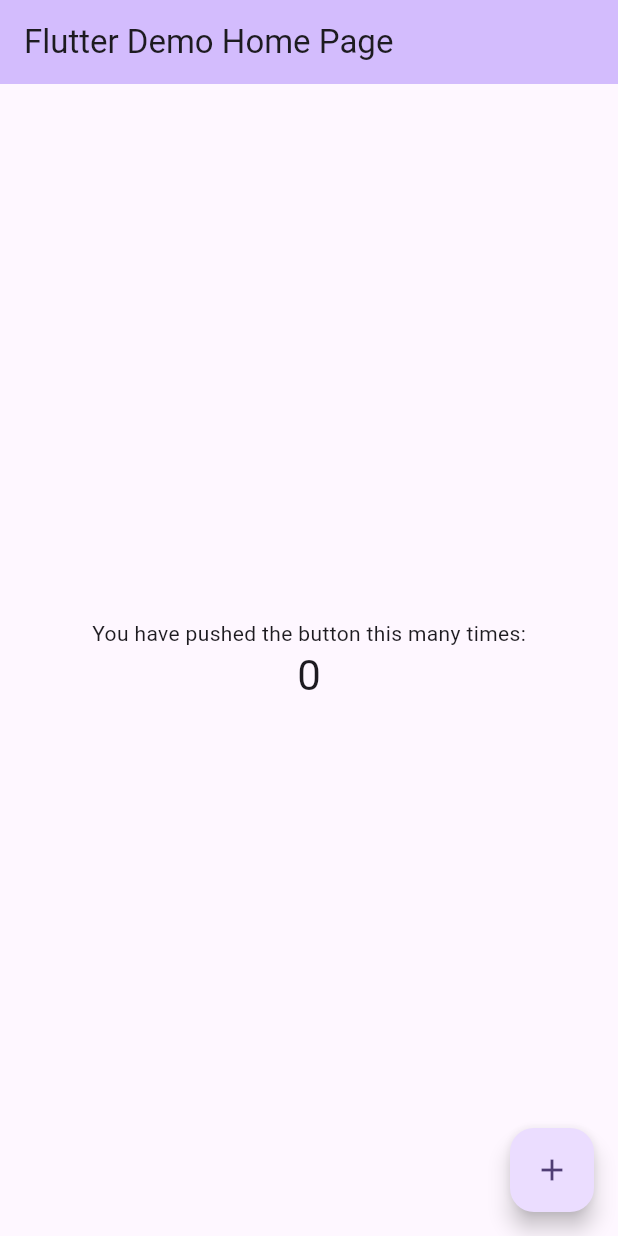
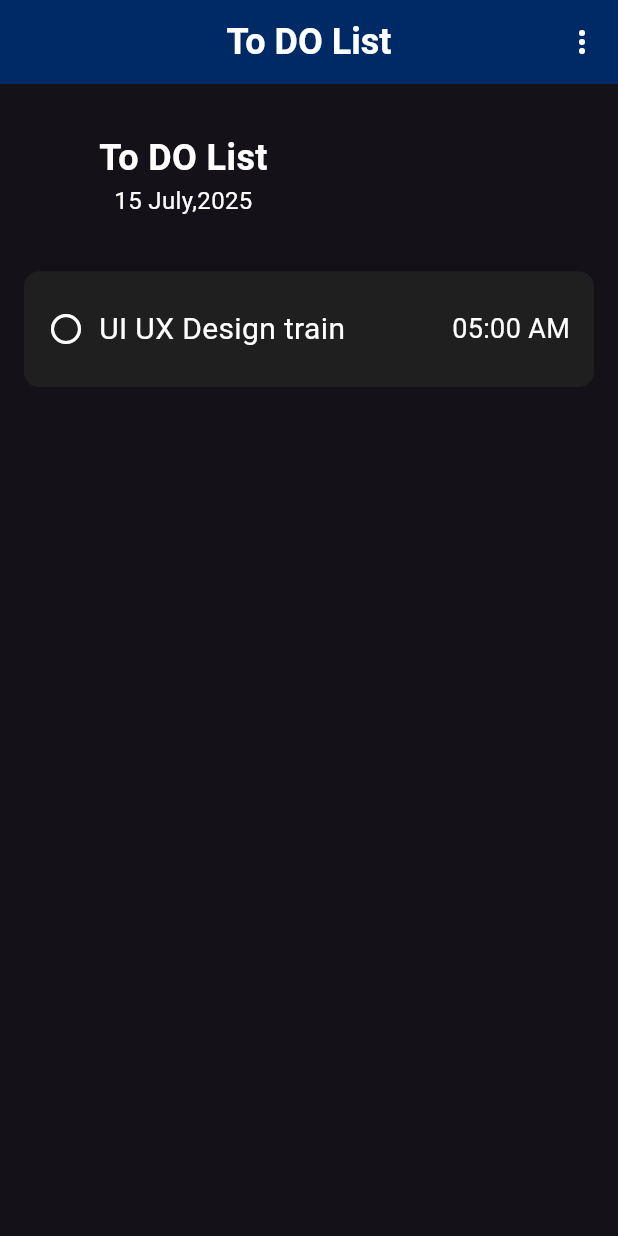
Before and after one commit to MoustafaAbdelrahimGaallouss/taskaty, a Flutter app: the screen it shows after launch, on a phone screen of 412 x 824 dp. Run offline on Flutter 3.47's test engine with Material 3 defaults, Android fonts, the phone set to English and light mode, and no system bars.

Commit message:
create uncomplete task item

```diff
--- a/lib/main.dart
+++ b/lib/main.dart
@@ -1,4 +1,5 @@
 import 'package:flutter/material.dart';
+import 'package:taskaty/view/home_view.dart';
 
 void main() {
   runApp(const MyApp());
@@ -11,112 +12,9 @@ class MyApp extends StatelessWidget {
   @override
   Widget build(BuildContext context) {
     return MaterialApp(
-      title: 'Flutter Demo',
-      theme: ThemeData(
-        // This is the theme of your application.
-        //
-        // TRY THIS: Try running your application with "flutter run". You'll see
-        // the application has a purple toolbar. Then, without quitting the app,
-        // try changing the seedColor in the colorScheme below to Colors.green
-        // and then invoke "hot reload" (save your changes or press the "hot
-        // reload" button in a Flutter-supported IDE, or press "r" if you used
-        // the command line to start the app).
-        //
-        // Notice that the counter didn't reset back to zero; the application
-        // state is not lost during the reload. To reset the state, use hot
-        // restart instead.
-        //
-        // This works for code too, not just values: Most code changes can be
-        // tested with just a hot reload.
-        colorScheme: ColorScheme.fromSeed(seedColor: Colors.deepPurple),
-      ),
-      home: const MyHomePage(title: 'Flutter Demo Home Page'),
+      debugShowCheckedModeBanner: false,
+      theme: ThemeData.dark(),
+      home: const HomeView(),
     );
   }
 }
-
-class MyHomePage extends StatefulWidget {
-  const MyHomePage({super.key, required this.title});
-
-  // This widget is the home page of your application. It is stateful, meaning
-  // that it has a State object (defined below) that contains fields that affect
-  // how it looks.
-
-  // This class is the configuration for the state. It holds the values (in this
-  // case the title) provided by the parent (in this case the App widget) and
-  // used by the build method of the State. Fields in a Widget subclass are
-  // always marked "final".
-
-  final String title;
-
-  @override
-  State<MyHomePage> createState() => _MyHomePageState();
-}
-
-class _MyHomePageState extends State<MyHomePage> {
-  int _counter = 0;
-
-  void _incrementCounter() {
-    setState(() {
-      // This call to setState tells the Flutter framework that something has
-      // changed in this State, which causes it to rerun the build method below
-      // so that the display can reflect the updated values. If we changed
-      // _counter without calling setState(), then the build method would not be
-      // called again, and so nothing would appear to happen.
-      _counter++;
-    });
-  }
-
-  @override
-  Widget build(BuildContext context) {
-    // This method is rerun every time setState is called, for instance as done
-    // by the _incrementCounter method above.
-    //
-    // The Flutter framework has been optimized to make rerunning build methods
-    // fast, so that you can just rebuild anything that needs updating rather
-    // than having to individually change instances of widgets.
-    return Scaffold(
-      appBar: AppBar(
-        // TRY THIS: Try changing the color here to a specific color (to
-        // Colors.amber, perhaps?) and trigger a hot reload to see the AppBar
-        // change color while the other colors stay the same.
-        backgroundColor: Theme.of(context).colorScheme.inversePrimary,
-        // Here we take the value from the MyHomePage object that was created by
-        // the App.build method, and use it to set our appbar title.
-        title: Text(widget.title),
-      ),
-      body: Center(
-        // Center is a layout widget. It takes a single child and positions it
-        // in the middle of the parent.
-        child: Column(
-          // Column is also a layout widget. It takes a list of children and
-          // arranges them vertically. By default, it sizes itself to fit its
-          // children horizontally, and tries to be as tall as its parent.
-          //
-          // Column has various properties to control how it sizes itself and
-          // how it positions its children. Here we use mainAxisAlignment to
-          // center the children vertically; the main axis here is the vertical
-          // axis because Columns are vertical (the cross axis would be
-          // horizontal).
-          //
-          // TRY THIS: Invoke "debug painting" (choose the "Toggle Debug Paint"
-          // action in the IDE, or press "p" in the console), to see the
-          // wireframe for each widget.
-          mainAxisAlignment: MainAxisAlignment.center,
-          children: <Widget>[
-            const Text('You have pushed the button this many times:'),
-            Text(
-              '$_counter',
-              style: Theme.of(context).textTheme.headlineMedium,
-            ),
-          ],
-        ),
-      ),
-      floatingActionButton: FloatingActionButton(
-        onPressed: _incrementCounter,
-        tooltip: 'Increment',
-        child: const Icon(Icons.add),
-      ), // This trailing comma makes auto-formatting nicer for build methods.
-    );
-  }
-}
--- /dev/null
+++ b/lib/view/home_view.dart
@@ -0,0 +1,72 @@
+import 'package:flutter/material.dart';
+import 'package:taskaty/view/widgets/uncomplete_task.dart';
+
+class HomeView extends StatelessWidget {
+  const HomeView({super.key});
+
+  @override
+  Widget build(BuildContext context) {
+    return Scaffold(
+      appBar: AppBar(
+        backgroundColor: Color(0xff002A65),
+        title: const Text(
+          'To DO List',
+          style: TextStyle(
+            fontSize: 24,
+            fontWeight: FontWeight.bold,
+            color: Colors.white,
+          ),
+        ),
+        centerTitle: true,
+        actions: [
+          IconButton(
+            icon: const Icon(Icons.more_vert_sharp, color: Colors.white),
+            onPressed: () {
+              // Action to add a new task
+            },
+          ),
+        ],
+      ),
+      body: Padding(
+        padding: const EdgeInsets.symmetric(horizontal: 16, vertical: 16),
+        child: Column(
+          crossAxisAlignment: CrossAxisAlignment.start,
+          children: [
+            Padding(
+              padding: const EdgeInsets.symmetric(horizontal: 50, vertical: 16),
+              child: Column(
+                children: [
+                  const Text(
+                    'To DO List',
+
+                    style: TextStyle(
+                      fontSize: 24,
+                      fontWeight: FontWeight.bold,
+                      color: Colors.white,
+                    ),
+                  ),
+                  const Text(
+                    '15 July,2025',
+                    style: TextStyle(fontSize: 16, color: Colors.white),
+                  ),
+                ],
+              ),
+            ),
+            const SizedBox(height: 20),
+            const unCompletTask(),
+          ],
+        ),
+      ),
+    );
+  }
+}
+
+// class TaskList extends StatelessWidget {
+//   const TaskList({super.key});
+
+
+//   @override
+//   Widget build(BuildContext context) {
+//     return ();
+//   }
+// }
--- /dev/null
+++ b/lib/view/widgets/uncomplete_task.dart
@@ -0,0 +1,39 @@
+import 'package:flutter/material.dart';
+
+
+class unCompletTask extends StatelessWidget {
+  const unCompletTask({super.key});
+
+  @override
+  Widget build(BuildContext context) {
+    return Container(
+      width: double.infinity,
+      decoration: BoxDecoration(
+        color: Color(0xff201F1F),
+        borderRadius: BorderRadius.circular(10),
+      ),
+      child: Padding(
+        padding: const EdgeInsets.symmetric(horizontal: 16.0, vertical: 24.0),
+        child: Row(
+          mainAxisAlignment: MainAxisAlignment.spaceBetween,
+          children: [
+            Row(
+              children: [
+                Icon(Icons.radio_button_unchecked, color: Colors.white),
+                const SizedBox(width: 10),
+                Text(
+                  'UI UX Design train',
+                  style: TextStyle(color: Colors.white, fontSize: 20),
+                ),
+              ],
+            ),
+            Text(
+              '05:00 AM',
+              style: TextStyle(color: Colors.white, fontSize: 18),
+            ),
+          ],
+        ),
+      ),
+    );
+  }
+}
```
